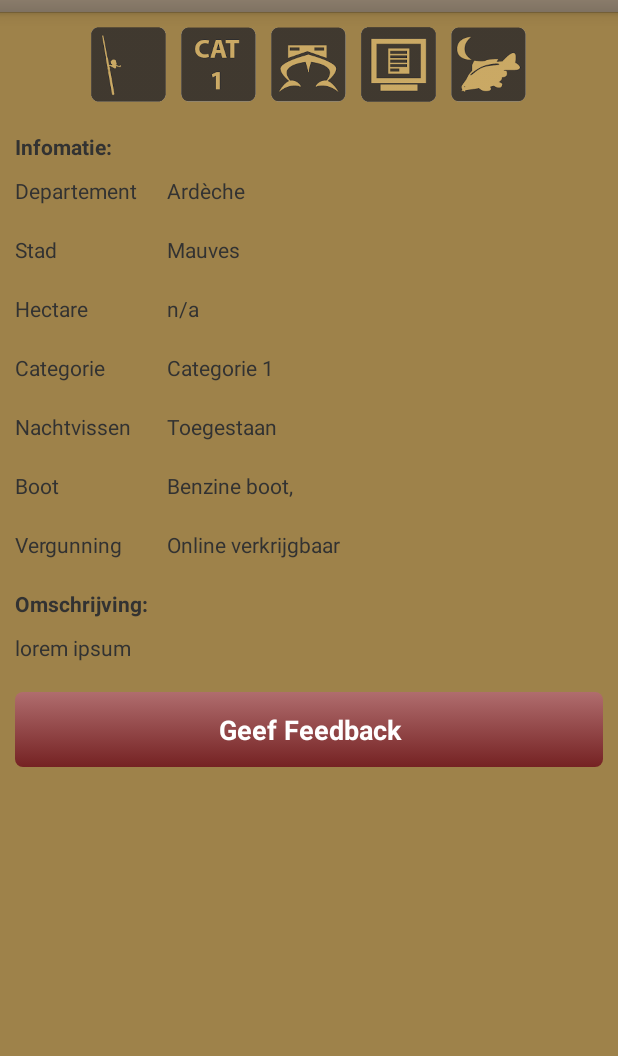
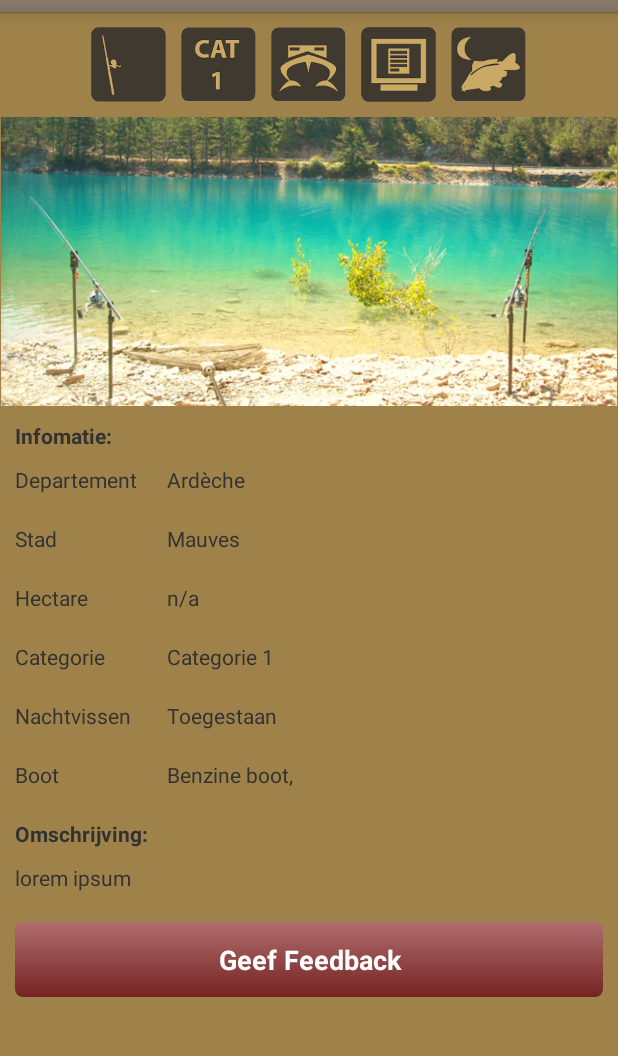
Before and after one commit to BennetLinden/Karper_Android, an Android app: the WaterDetailActivity screen opened directly, with no data from a screen before it, on a phone screen of 412 x 824 dp, the part 60-1116 px from its top. Run offline under Robolectric (Android 15) with nearby library versions, the phone set to English and light mode, and no system bars; 18 statements that could not run were skipped.

Commit message:
Added image to the water detail view

```diff
--- a/app/src/main/java/nl/wijzijnwepps/karper/activity/WaterDetailActivity.java
+++ b/app/src/main/java/nl/wijzijnwepps/karper/activity/WaterDetailActivity.java
@@ -68,7 +68,7 @@ public class WaterDetailActivity extends Activity {
         hectareView.setText(water.getHectare());
 
         TextView categoryView = (TextView) findViewById(R.id.category);
-        categoryView.setText(getString(R.string.category)+water.getCategorie());
+        categoryView.setText(getString(R.string.category)+" "+water.getCategorie());
 
         TextView nightView = (TextView) findViewById(R.id.night);
         if(water.isNachtvissenToegestaan()) nightView.setText(getString(R.string.allowed));
@@ -111,7 +111,8 @@ public class WaterDetailActivity extends Activity {
             public void onClick(View view) {
                 Intent emailIntent = new Intent(Intent.ACTION_SENDTO, Uri.fromParts(
                         "mailto", getString(R.string.feedback_email_address), null));
-                emailIntent.putExtra(Intent.EXTRA_SUBJECT, "Feedback: "+department.getName()+", "+water.getCity()+", "+water.getName());
+                emailIntent.putExtra(Intent.EXTRA_SUBJECT, "Feedback");
+                emailIntent.putExtra(Intent.EXTRA_TEXT, "Departement: "+department.getName()+"\nStad: "+water.getCity()+"\nWater: "+water.getName());
                 startActivity(Intent.createChooser(emailIntent, getString(R.string.title_send_feedback_with)));
             }
         });
--- a/app/src/main/res/layout/activity_water_detail.xml
+++ b/app/src/main/res/layout/activity_water_detail.xml
@@ -54,9 +54,17 @@
 
     </LinearLayout>
 
+    <ImageView
+        android:id="@+id/water_image"
+        android:src="@drawable/img_water_landscape"
+        android:layout_below="@id/icons"
+        android:layout_width="fill_parent"
+        android:layout_height="wrap_content"
+        android:adjustViewBounds="true"/>
+
     <TextView
         android:id="@+id/title_info"
-        android:layout_below="@id/icons"
+        android:layout_below="@id/water_image"
         android:layout_marginTop="10dp"
         android:layout_marginLeft="10dp"
         android:layout_marginRight="10dp"
@@ -194,6 +202,7 @@
         </TableRow>
 
         <TableRow
+            android:visibility="gone"
             android:layout_width="fill_parent"
             android:layout_height="fill_parent">
 
--- a/app/src/main/res/menu/main.xml
+++ b/app/src/main/res/menu/main.xml
@@ -5,7 +5,6 @@
     <item android:id="@+id/action_search"
         xmlns:app="http://schemas.android.com/apk/res-auto"
         android:title="@string/action_search"
-        android:orderInCategory="100"
         android:icon="@drawable/abc_ic_search"
-        app:showAsAction="ifRoom" />
+        app:showAsAction="always" />
 </menu>
```
Also changed, not shown: app/src/main/java/nl/wijzijnwepps/karper/activity/MainActivity.java (+8 -1 lines), app/src/main/res/drawable/img_water_landscape.png (added).
